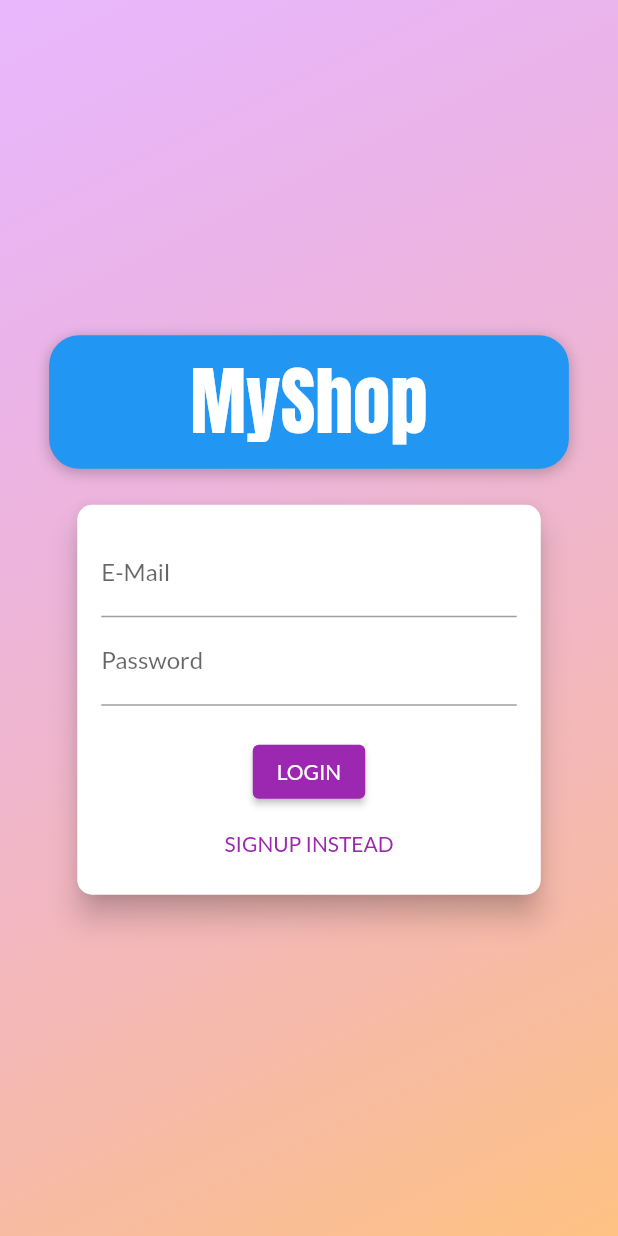
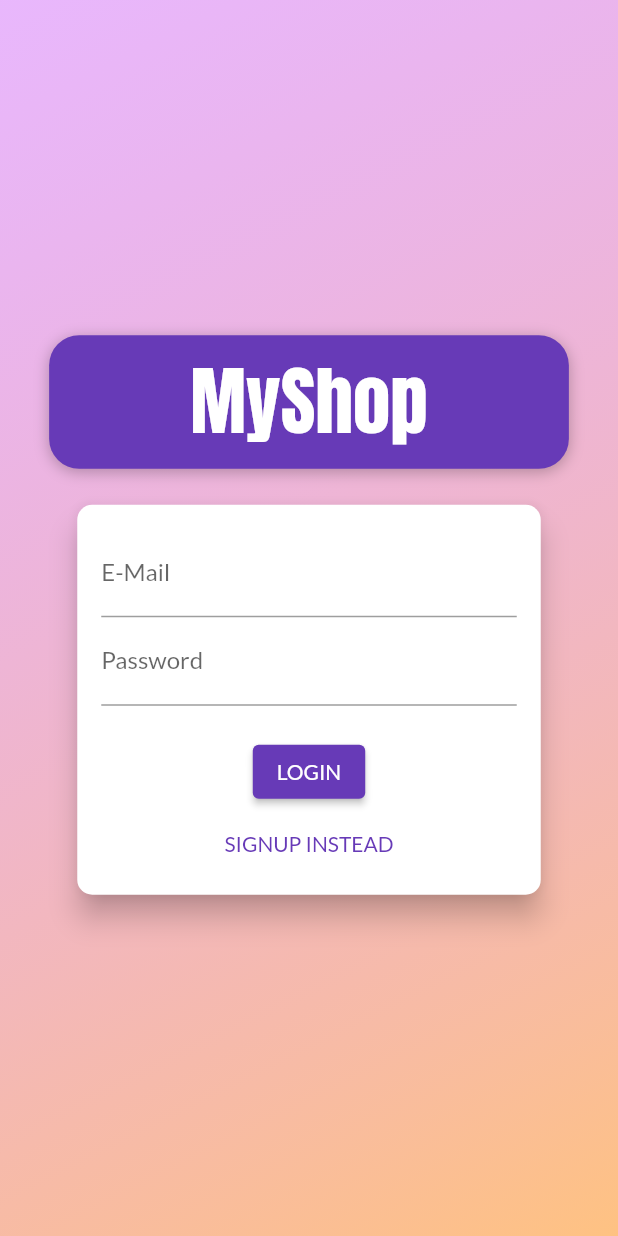
Before and after one commit to yusuf-raza/shop-app, a Flutter app: the screen it shows after launch, on a phone screen of 412 x 824 dp. Run offline on Flutter 3.47's test engine with Material 2 defaults, Android fonts, the phone set to English and light mode, and no system bars; our stand-ins replace badges, get, google_fonts.

Commit message:
theme updated

```diff
--- a/lib/main.dart
+++ b/lib/main.dart
@@ -12,6 +12,7 @@ import 'package:shop_app/screens/product_detail_screen.dart';
 import 'package:shop_app/screens/product_overview_screen.dart';
 import 'package:shop_app/screens/user_product_edit_screen.dart';
 import 'package:shop_app/screens/user_product_screen.dart';
+import 'package:shop_app/utils/themes.dart';
 
 void main() => runApp(const MyApp());
 
@@ -57,18 +58,20 @@ class MyApp extends StatelessWidget {
         //wrapping material app in consumer so that we can rebuild this widget
         //depending on the user authentication status
         child: Consumer<AuthProvider>(
-          builder: (context, authObject, _) => GetMaterialApp(
+          builder: (context, authObject, _) => MaterialApp(
             title: "My Shop",
             //if user is authenticated then ProductsOverviewScreen will be displayed
             //otherwise AuthScreen will be displayed
             home: authObject.isAuth
                 ? const ProductOverviewScreen()
                 : const AuthScreen(),
-            theme: ThemeData(
+            theme: MyAppTheme.myLightThemeData(context),
+            //darkTheme: MyAppTheme.myDarkThemeData(context)
+            /*ThemeData(
                 fontFamily: 'Lato',
                 colorScheme:
                     ColorScheme.fromSwatch(primarySwatch: Colors.purple)
-                        .copyWith(secondary: Colors.orange)),
+                        .copyWith(secondary: Colors.orange))*/
             routes: {
               ProductDetailScreen.routeName: (context) =>
                   const ProductDetailScreen(),
--- /dev/null
+++ b/lib/utils/themes.dart
@@ -0,0 +1,21 @@
+import 'package:flutter/material.dart';
+import 'package:google_fonts/google_fonts.dart';
+
+class MyAppTheme {
+  static ThemeData myLightThemeData(BuildContext context) => ThemeData(
+      primarySwatch: Colors.deepPurple,
+      textTheme: GoogleFonts.latoTextTheme(),
+      appBarTheme: const AppBarTheme(
+          color: Colors.white,
+          elevation: 0.0,
+          iconTheme: IconThemeData(color: Colors.black),
+          titleTextStyle: TextStyle(color: Colors.black, fontSize: 20)));
+
+  //static ThemeData get myLightTheme => _myLightThemeData;
+
+  static ThemeData myDarkThemeData(BuildContext context) => ThemeData(
+    brightness: Brightness.dark,
+  );
+
+   //static ThemeData get myDarkTheme => _myDarkThemeData;
+}
--- a/pubspec.yaml
+++ b/pubspec.yaml
@@ -39,6 +39,7 @@ dependencies:
   intl: ^0.17.0
   get: ^4.6.5
   http: ^0.13.4
+  google_fonts: ^3.0.1
 
 dev_dependencies:
   flutter_test:
```
Also changed, not shown: pubspec.lock, 5 other files.
